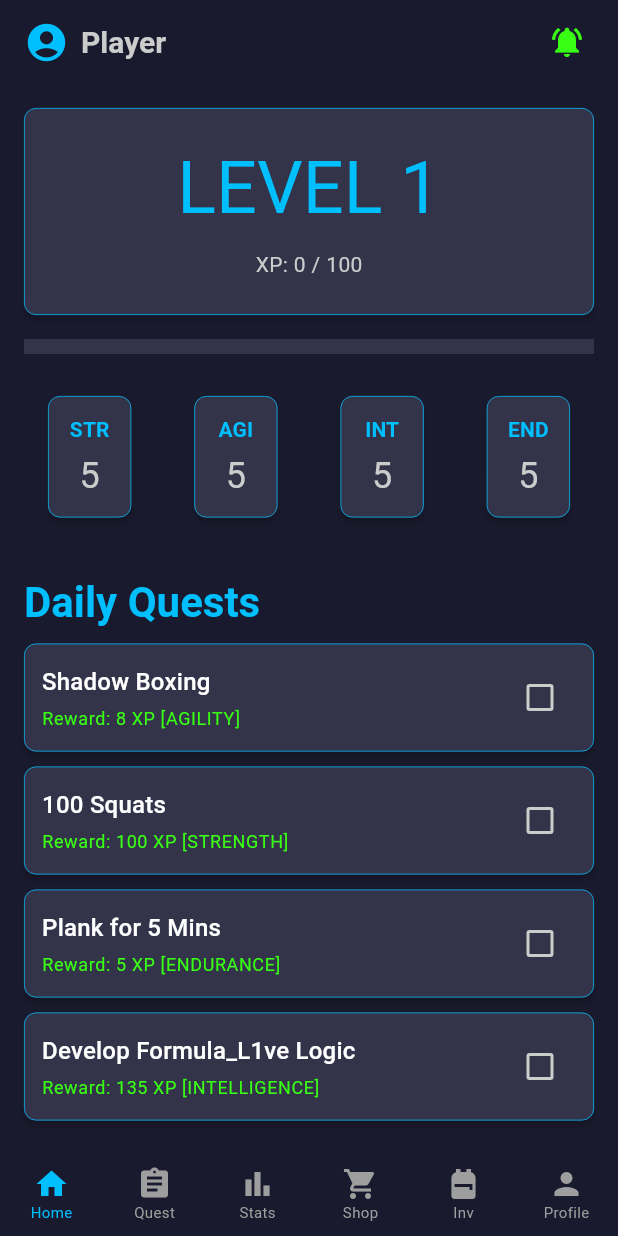
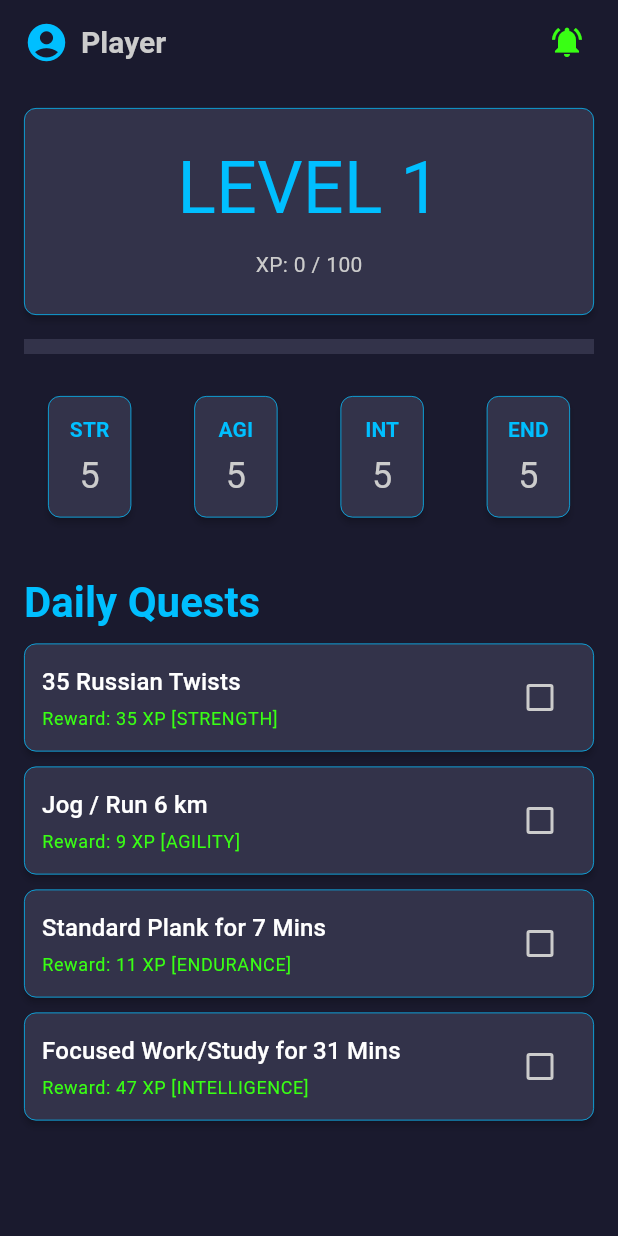
Before and after one commit to BlankW100/LevelZero.Qst, a Flutter app: the DashboardScreen screen opened directly, on a phone screen of 412 x 824 dp. Run offline on Flutter 3.47's test engine with Material 3 defaults, Android fonts, the phone set to English and light mode, and no system bars; our stand-ins replace shared_preferences; accounts and stored records are empty.

Commit message:
added navi

```diff
--- a/lib/main.dart
+++ b/lib/main.dart
@@ -1,6 +1,6 @@
 import 'package:flutter/material.dart';
 import 'theme/app_theme.dart';
-import 'ui/inventory_screen.dart'; // <-- We changed the import here
+import 'ui/main_navigation.dart'; // <-- We changed the import here
 
 void main() async {
   WidgetsFlutterBinding.ensureInitialized();
@@ -16,7 +16,7 @@ class LevelZeroApp extends StatelessWidget {
       title: 'LevelZero.Qst',
       debugShowCheckedModeBanner: false,
       theme: AppTheme.darkTheme,
-      home: const InventoryScreen(),     // <-- And changed the boot screen here!
+      home: const MainNavigation(),     // <-- And changed the boot screen here!
     );
   }
 }
--- a/lib/ui/dashboard_screen.dart
+++ b/lib/ui/dashboard_screen.dart
@@ -2,6 +2,7 @@ import 'package:flutter/material.dart';
 import '../models/user_profile.dart';
 import '../models/quest.dart';
 import '../services/local_storage.dart';
+import '../data/quest_list.dart';
 
 class DashboardScreen extends StatefulWidget {
   const DashboardScreen({super.key});
@@ -13,13 +14,12 @@ class DashboardScreen extends StatefulWidget {
 class _DashboardScreenState extends State<DashboardScreen> {
   final StorageService _storage = StorageService();
   HunterProfile? _profile;
-  List<Quest> _quests = []; // NEW: Holds your active quests
-  int _currentTabIndex = 0;
+  List<Quest> _quests = [];
 
   @override
   void initState() {
     super.initState();
-    _loadData(); // Updated to load both profile and quests
+    _loadData();
   }
 
   Future<void> _loadData() async {
@@ -33,9 +33,9 @@ class _DashboardScreenState extends State<DashboardScreen> {
 
     List<Quest> loadedQuests = _storage.loadQuests();
 
-    // If there are no quests (like on first boot), generate the starter pack!
+    // The new Quest Engine!
     if (loadedQuests.isEmpty) {
-      loadedQuests = _generateStarterQuests(loadedProfile);
+      loadedQuests = QuestList.generateDailyQuests(loadedProfile);
       await _storage.saveQuests(loadedQuests);
     }
 
@@ -45,77 +45,20 @@ class _DashboardScreenState extends State<DashboardScreen> {
     });
   }
 
-  // --- THE QUEST GENERATOR ---
-  List<Quest> _generateStarterQuests(HunterProfile profile) {
-
-    // Pool of physical tasks (STR, AGI, END)
-    List<Map<String, dynamic>> physicalPool = [
-      {'title': '100 Push-ups', 'stat': StatFocus.strength, 'diff': QuestDifficulty.rankD, 'amt': 100},
-      {'title': '10km Run', 'stat': StatFocus.agility, 'diff': QuestDifficulty.rankC, 'amt': 10},
-      {'title': 'Plank for 5 Mins', 'stat': StatFocus.endurance, 'diff': QuestDifficulty.rankD, 'amt': 5},
-      {'title': '100 Squats', 'stat': StatFocus.strength, 'diff': QuestDifficulty.rankD, 'amt': 100},
-      {'title': 'Shadow Boxing', 'stat': StatFocus.agility, 'diff': QuestDifficulty.rankE, 'amt': 15},
-    ];
-
-    physicalPool.shuffle(); // Mix them up
-    List<Quest> newQuests = [];
-
-    // 1. Pick 3 random physical quests
-    for (int i = 0; i < 3; i++) {
-      var qData = physicalPool[i];
-      newQuests.add(Quest(
-        id: 'phys_$i',
-        title: qData['title'] as String,
-        statFocus: qData['stat'] as StatFocus,
-        difficulty: qData['diff'] as QuestDifficulty,
-        amount: qData['amt'] as int,
-        xpReward: Quest.calculateDynamicXP(
-          difficulty: qData['diff'] as QuestDifficulty,
-          amount: qData['amt'] as int,
-          statFocus: qData['stat'] as StatFocus,
-          playerClass: profile.playerClass,
-        ),
-      ));
-    }
-
-    // 2. The Fixed Intelligence Quest
-    newQuests.add(Quest(
-      id: 'int_fixed_1',
-      title: 'Develop Formula_L1ve Logic',
-      description: 'Process telemetry data at 3.7 Hz.',
-      statFocus: StatFocus.intelligence,
-      difficulty: QuestDifficulty.rankB,
-      amount: 60, // 60 minutes of coding
-      xpReward: Quest.calculateDynamicXP(
-        difficulty: QuestDifficulty.rankB,
-        amount: 60,
-        statFocus: StatFocus.intelligence,
-        playerClass: profile.playerClass,
-      ),
-    ));
-
-    return newQuests;
-  }
-
-  // --- THE REWARD ENGINE ---
+  // --- RESTORED: THE REWARD ENGINE ---
   void _completeQuest(int index) {
-    if (_quests[index].isCompleted) return; // Prevent double-clicking
+    if (_quests[index].isCompleted) return;
 
     setState(() {
-      // 1. Mark as complete
       _quests[index].isCompleted = true;
-
-      // 2. Grant XP
       _profile!.currentXp += _quests[index].xpReward;
 
-      // 3. Level Up Logic!
+      // Level Up Logic
       while (_profile!.currentXp >= _profile!.xpToNextLevel) {
-        _profile!.currentXp -= _profile!.xpToNextLevel; // Carry over excess XP
+        _profile!.currentXp -= _profile!.xpToNextLevel;
         _profile!.level++;
-        // Make the next level 50% harder to reach
         _profile!.xpToNextLevel = (_profile!.xpToNextLevel * 1.5).toInt();
 
-        // Minor stat boost on level up
         _profile!.strength += 1;
         _profile!.agility += 1;
         _profile!.intelligence += 1;
@@ -123,7 +66,6 @@ class _DashboardScreenState extends State<DashboardScreen> {
       }
     });
 
-    // 4. Save everything to the hard drive immediately
     _storage.saveProfile(_profile!);
     _storage.saveQuests(_quests);
   }
@@ -155,7 +97,7 @@ class _DashboardScreenState extends State<DashboardScreen> {
           children: [
             const Icon(Icons.account_circle, size: 30),
             const SizedBox(width: 8),
-            Text(_profile!.name), // Now shows your actual chosen Hunter Name!
+            Text(_profile!.name),
           ],
         ),
         centerTitle: false,
@@ -227,7 +169,6 @@ class _DashboardScreenState extends State<DashboardScreen> {
           ),
           const SizedBox(height: 10),
 
-          // --- THE QUEST LIST UI ---
           Expanded(
             child: _quests.isEmpty
               ? const Center(child: Text("No quests assigned."))
@@ -237,7 +178,6 @@ class _DashboardScreenState extends State<DashboardScreen> {
                   itemBuilder: (context, index) {
                     final quest = _quests[index];
                     return Card(
-                      // Make completed cards look faded
                       color: quest.isCompleted
                           ? Theme.of(context).colorScheme.surface.withValues(alpha: 0.3)
                           : Theme.of(context).cardColor,
@@ -253,7 +193,6 @@ class _DashboardScreenState extends State<DashboardScreen> {
                                   Text(
                                     quest.title,
                                     style: Theme.of(context).textTheme.titleMedium?.copyWith(
-                                      // Strikethrough text if completed!
                                       decoration: quest.isCompleted ? TextDecoration.lineThrough : null,
                                       color: quest.isCompleted ? Colors.grey : Colors.white,
                                     ),
@@ -270,7 +209,6 @@ class _DashboardScreenState extends State<DashboardScreen> {
                             ),
                             Checkbox(
                               value: quest.isCompleted,
-                              // Disable the checkbox if it's already completed
                               onChanged: quest.isCompleted
                                   ? null
                                   : (bool? value) {
@@ -295,28 +233,6 @@ class _DashboardScreenState extends State<DashboardScreen> {
                   },
                 ),
           ),
-        ],
-      ),
-      bottomNavigationBar: BottomNavigationBar(
-        type: BottomNavigationBarType.fixed,
-        backgroundColor: Theme.of(context).scaffoldBackgroundColor,
-        selectedItemColor: Theme.of(context).colorScheme.primary,
-        unselectedItemColor: Colors.grey,
-        selectedFontSize: 10,
-        unselectedFontSize: 10,
-        currentIndex: _currentTabIndex,
-        onTap: (index) {
-          setState(() {
-            _currentTabIndex = index;
-          });
-        },
-        items: const [
-          BottomNavigationBarItem(icon: Icon(Icons.home), label: 'Home'),
-          BottomNavigationBarItem(icon: Icon(Icons.assignment), label: 'Quest'),
-          BottomNavigationBarItem(icon: Icon(Icons.bar_chart), label: 'Stats'),
-          BottomNavigationBarItem(icon: Icon(Icons.shopping_cart), label: 'Shop'),
-          BottomNavigationBarItem(icon: Icon(Icons.backpack), label: 'Inv'),
-          BottomNavigationBarItem(icon: Icon(Icons.person), label: 'Profile'),
         ],
       ),
     );
```
Also changed, not shown: lib/ui/main_navigation.dart (added, +59 -0 lines).
